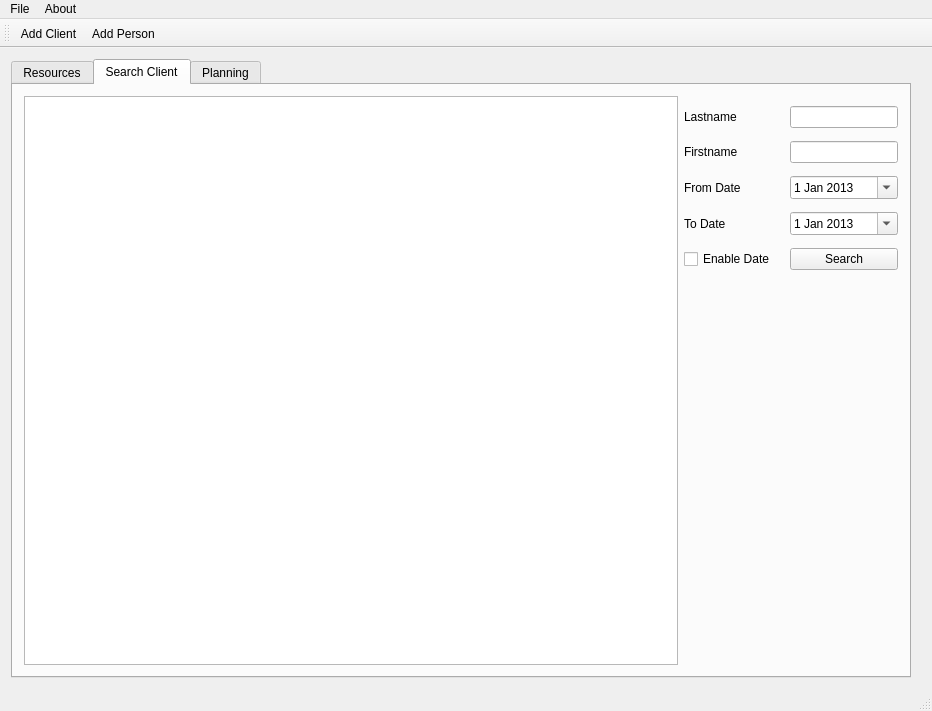
penghanyuan/ProjectQt, file mainwindow.ui: the form before one commit.
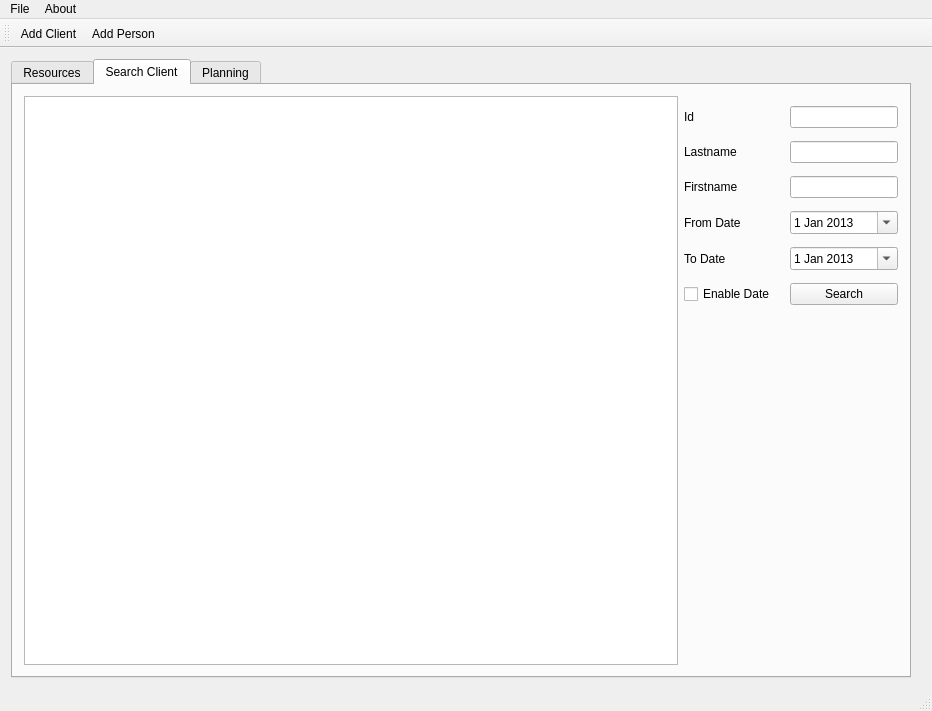
The form after the commit. The open tabs and pages were chosen to show the change. Icons and pictures are not drawn.

```diff
--- a/mainwindow.ui
+++ b/mainwindow.ui
@@ -105,18 +105,8 @@
             <property name="verticalSpacing">
              <number>13</number>
             </property>
-            <item row="1" column="1">
-             <widget class="QLineEdit" name="s_firstname_txt">
-              <property name="sizePolicy">
-               <sizepolicy hsizetype="Fixed" vsizetype="Fixed">
-                <horstretch>0</horstretch>
-                <verstretch>0</verstretch>
-               </sizepolicy>
-              </property>
-             </widget>
-            </item>
             <item row="4" column="1">
-             <widget class="QDateEdit" name="edate">
+             <widget class="QDateEdit" name="fdate">
               <property name="dateTime">
                <datetime>
                 <hour>0</hour>
@@ -132,45 +122,27 @@
               </property>
              </widget>
             </item>
-            <item row="3" column="0">
-             <widget class="QLabel" name="label_4">
-              <property name="text">
-               <string>From Date</string>
-              </property>
-             </widget>
-            </item>
-            <item row="5" column="1">
-             <widget class="QPushButton" name="pushButton">
-              <property name="text">
-               <string>Search</string>
-              </property>
-             </widget>
-            </item>
-            <item row="0" column="0">
-             <widget class="QLabel" name="label">
-              <property name="text">
-               <string>Lastname</string>
-              </property>
-             </widget>
-            </item>
-            <item row="0" column="1">
-             <widget class="QLineEdit" name="s_lastname_txt">
-              <property name="sizePolicy">
-               <sizepolicy hsizetype="Fixed" vsizetype="Fixed">
-                <horstretch>0</horstretch>
-                <verstretch>0</verstretch>
-               </sizepolicy>
-              </property>
-             </widget>
-            </item>
             <item row="5" column="0">
-             <widget class="QCheckBox" name="enable_date">
+             <widget class="QLabel" name="label_5">
               <property name="text">
-               <string>Enable Date</string>
+               <string>To Date</string>
               </property>
              </widget>
             </item>
-            <item row="1" column="0">
+            <item row="7" column="0">
+             <spacer name="verticalSpacer">
+              <property name="orientation">
+               <enum>Qt::Vertical</enum>
+              </property>
+              <property name="sizeHint" stdset="0">
+               <size>
+                <width>20</width>
+                <height>40</height>
+               </size>
+              </property>
+             </spacer>
+            </item>
+            <item row="2" column="0">
              <widget class="QLabel" name="label_2">
               <property name="text">
                <string>Firstname</string>
@@ -178,27 +150,45 @@
              </widget>
             </item>
             <item row="6" column="0">
-             <spacer name="verticalSpacer">
-              <property name="orientation">
-               <enum>Qt::Vertical</enum>
+             <widget class="QCheckBox" name="enable_date">
+              <property name="text">
+               <string>Enable Date</string>
               </property>
-              <property name="sizeHint" stdset="0">
-               <size>
-                <width>20</width>
-                <height>40</height>
-               </size>
+             </widget>
+            </item>
+            <item row="1" column="1">
+             <widget class="QLineEdit" name="s_lastname_txt">
+              <property name="sizePolicy">
+               <sizepolicy hsizetype="Fixed" vsizetype="Fixed">
+                <horstretch>0</horstretch>
+                <verstretch>0</verstretch>
+               </sizepolicy>
               </property>
-             </spacer>
+             </widget>
+            </item>
+            <item row="1" column="0">
+             <widget class="QLabel" name="label">
+              <property name="text">
+               <string>Lastname</string>
+              </property>
+             </widget>
+            </item>
+            <item row="6" column="1">
+             <widget class="QPushButton" name="pushButton">
+              <property name="text">
+               <string>Search</string>
+              </property>
+             </widget>
             </item>
             <item row="4" column="0">
-             <widget class="QLabel" name="label_5">
+             <widget class="QLabel" name="label_4">
               <property name="text">
-               <string>To Date</string>
+               <string>From Date</string>
               </property>
              </widget>
             </item>
-            <item row="3" column="1">
-             <widget class="QDateEdit" name="fdate">
+            <item row="5" column="1">
+             <widget class="QDateEdit" name="edate">
               <property name="dateTime">
                <datetime>
                 <hour>0</hour>
@@ -214,6 +204,33 @@
               </property>
              </widget>
             </item>
+            <item row="2" column="1">
+             <widget class="QLineEdit" name="s_firstname_txt">
+              <property name="sizePolicy">
+               <sizepolicy hsizetype="Fixed" vsizetype="Fixed">
+                <horstretch>0</horstretch>
+                <verstretch>0</verstretch>
+               </sizepolicy>
+              </property>
+             </widget>
+            </item>
+            <item row="0" column="0">
+             <widget class="QLabel" name="label_6">
+              <property name="text">
+               <string>Id</string>
+              </property>
+             </widget>
+            </item>
+            <item row="0" column="1">
+             <widget class="QLineEdit" name="s_id">
+              <property name="sizePolicy">
+               <sizepolicy hsizetype="Fixed" vsizetype="Fixed">
+                <horstretch>0</horstretch>
+                <verstretch>0</verstretch>
+               </sizepolicy>
+              </property>
+             </widget>
+            </item>
            </layout>
           </item>
          </layout>
```
Left out of the diff: 7 changed lines with no effect on the pictures.
